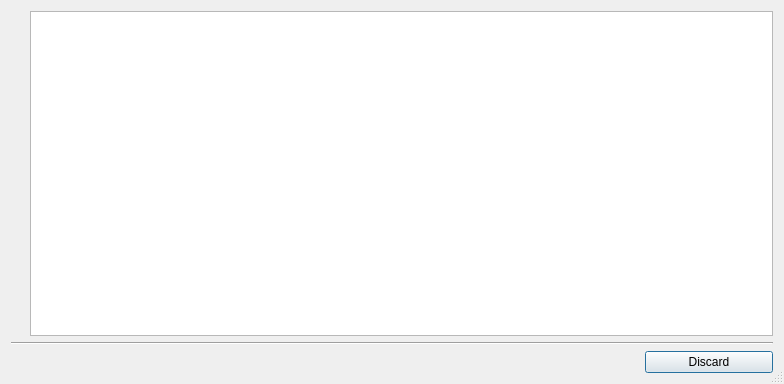
Qt form gui/win_help.ui (lordmulder/Simple-x264-Launcher) before a commit.
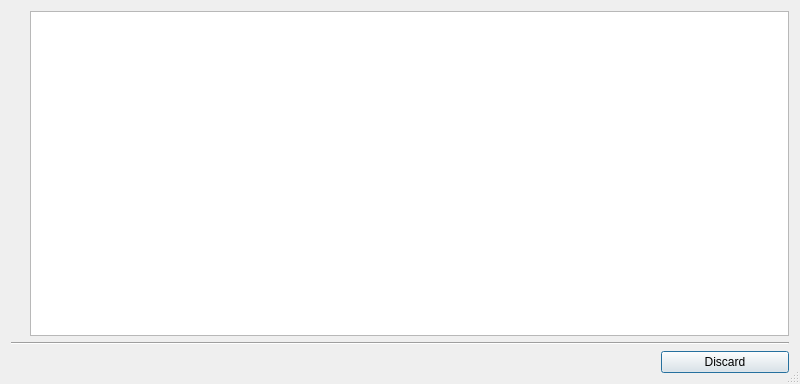
The same form after that commit. Icons and pictures are not drawn.

Patch:
```diff
--- a/gui/win_help.ui
+++ b/gui/win_help.ui
@@ -6,7 +6,7 @@
    <rect>
     <x>0</x>
     <y>0</y>
-    <width>784</width>
+    <width>800</width>
     <height>384</height>
    </rect>
   </property>
```
